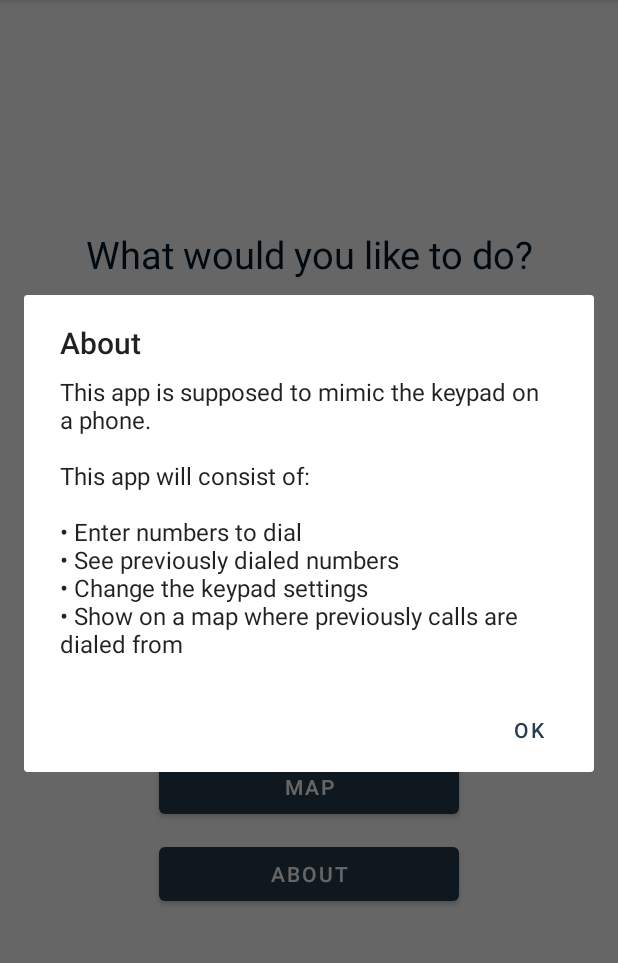
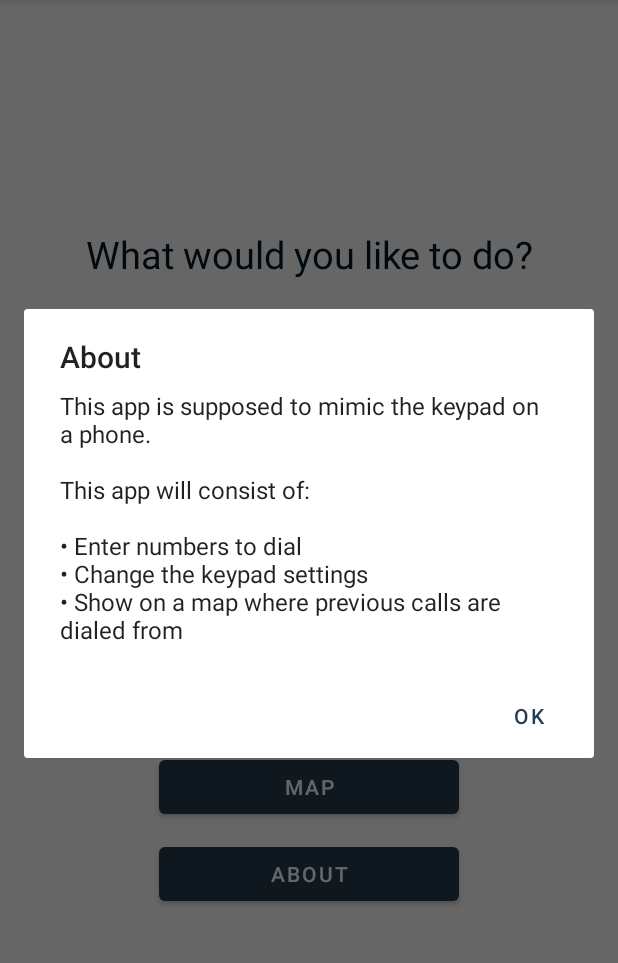
Before and after one commit to ChristoferHearne/Android-Dialer, an Android app: the screen it shows after launch (MainActivity), after a tap on "ABOUT", on a phone screen of 412 x 824 dp, the part 84-1047 px from its top. Run offline under Robolectric (Android 15) with nearby library versions, the phone set to English and light mode, and no system bars.

Commit message:
Applied feedback for Assignment2, added a color to colors.xml and changed names of drawable classes when button is clicked

```diff
--- a/app/src/main/java/se/miun/chhe1903/dt031g/dialer/DialPadButton.java
+++ b/app/src/main/java/se/miun/chhe1903/dt031g/dialer/DialPadButton.java
@@ -29,13 +29,13 @@ public class DialPadButton extends ConstraintLayout {
         this.setOnTouchListener((v, event) -> {
             switch (event.getAction()) {
                 case MotionEvent.ACTION_DOWN: {
-                    v.setBackgroundResource(R.drawable.button_shape);
+                    v.setBackgroundResource(R.drawable.button_shape_clicked);
 
                     v.invalidate();
                     return true;
                 }
                 case MotionEvent.ACTION_UP: {
-                    v.setBackgroundResource(R.drawable.button_shape_clicked);
+                    v.setBackgroundResource(R.drawable.button_shape);
 
                     v.invalidate();
                     break;
--- a/app/src/main/java/se/miun/chhe1903/dt031g/dialer/MainActivity.java
+++ b/app/src/main/java/se/miun/chhe1903/dt031g/dialer/MainActivity.java
@@ -35,20 +35,23 @@ public class MainActivity extends AppCompatActivity {
         startActivity(mapsIntent);
    }
    public void showAboutDialog(View view){ // When a user clicks the About-button
+        // String resources
+        String title = getResources().getString(R.string.about_title);
+        String[] aboutMessages = getResources().getStringArray(R.array.about_messages);
+        String buttonTitle = getResources().getString(R.string.about_ok_button);
         // Shows a dialog with information about the app
         AlertDialog.Builder dialogBuilder = new AlertDialog.Builder(this); // Applies settings
-        dialogBuilder.setTitle("About") //
+        dialogBuilder.setTitle(title) //
                 // Custom dialog message, could create a separate layout for this
                     // This still does the job and does not seem to be bad practice
                         // u2022 is a reference to a bullet point
-                .setMessage("This app is supposed to mimic the keypad on a phone.\n\n" +
-                        "This app will consist of:\n\n" +
-                        "\u2022 Enter numbers to dial\n" +
-                        "\u2022 See previously dialed numbers\n" +
-                        "\u2022 Change the keypad settings\n" +
-                        "\u2022 Show on a map where previously calls are dialed from\n"
+                .setMessage(aboutMessages[0] +
+                        aboutMessages[1] +
+                        aboutMessages[2] +
+                        aboutMessages[3] +
+                        aboutMessages[4]
                 )
-                .setPositiveButton("OK", null); // Set the dialog button
+                .setPositiveButton(buttonTitle, null); // Set the dialog button
         Dialog dialog = dialogBuilder.create(); // Creates a new dialog based on the builder
         dialog.show(); // Shows the dialog
    }
--- a/app/src/main/res/drawable/button_shape.xml
+++ b/app/src/main/res/drawable/button_shape.xml
@@ -1,10 +1,12 @@
+
 <shape
 xmlns:android="http://schemas.android.com/apk/res/android"
 android:shape="rectangle"   >
 
 <solid
-        android:color="@color/buttonClickedBackground" >
+    android:color="@color/buttonPrimaryBackground">
 </solid>
+
 
 <corners
     android:radius="4dp"   >
--- a/app/src/main/res/drawable/button_shape_clicked.xml
+++ b/app/src/main/res/drawable/button_shape_clicked.xml
@@ -1,12 +1,11 @@
-<?xml version="1.0" encoding="utf-8"?>
+
 <shape
 xmlns:android="http://schemas.android.com/apk/res/android"
 android:shape="rectangle"   >
 
 <solid
-        android:color="@color/primaryTextColor" >
+    android:color="@color/buttonClickedBackground" >
 </solid>
-
 
 <corners
     android:radius="4dp"   >
--- a/app/src/main/res/layout/activity_dial.xml
+++ b/app/src/main/res/layout/activity_dial.xml
@@ -15,7 +15,7 @@
         android:orientation="vertical"
         android:gravity="center">
         <se.miun.chhe1903.dt031g.dialer.DialPadButton
-            android:background="@drawable/button_shape_clicked"
+            android:background="@drawable/button_shape"
             android:layout_width="50dp"
             android:layout_height="100dp"
             app:layout_constraintBottom_toBottomOf="parent"
@@ -25,7 +25,7 @@
             app:title="3"
             app:message="GHI"/>
         <se.miun.chhe1903.dt031g.dialer.DialPadButton
-            android:background="@drawable/button_shape_clicked"
+            android:background="@drawable/button_shape"
             android:layout_width="200dp"
             android:layout_height="200dp"
             app:layout_constraintBottom_toBottomOf="parent"
@@ -35,7 +35,7 @@
             app:title="1"
             app:message="ABC"/>
         <se.miun.chhe1903.dt031g.dialer.DialPadButton
-            android:background="@drawable/button_shape_clicked"
+            android:background="@drawable/button_shape"
             android:layout_width="100dp"
             android:layout_height="50dp"
             app:layout_constraintBottom_toBottomOf="parent"
--- a/app/src/main/res/values/arrays.xml
+++ b/app/src/main/res/values/arrays.xml
@@ -9,4 +9,11 @@
         <item>reply</item>
         <item>reply_all</item>
     </string-array>
+    <string-array name="about_messages">
+        <item>This app is supposed to mimic the keypad on a phone.\n\n</item>
+        <item>This app will consist of:\n\n</item>
+        <item>\u2022 Enter numbers to dial\n</item>
+        <item>\u2022 Change the keypad settings\n</item>
+        <item>\u2022 Show on a map where previous calls are dialed from\n</item>
+    </string-array>
 </resources>
--- a/app/src/main/res/values/colors.xml
+++ b/app/src/main/res/values/colors.xml
@@ -8,6 +8,6 @@
     <color name="secondaryDarkColor">#0026ca</color>
     <color name="primaryTextColor">#ffffff</color>
     <color name="secondaryTextColor">#ffffff</color>
-    <color name="buttonPrimaryBackground">#C0C0C0</color>
+    <color name="buttonPrimaryBackground">#ffffff</color>
     <color name="buttonClickedBackground">#d3d3d3</color>
 </resources>
--- a/app/src/main/res/values/strings.xml
+++ b/app/src/main/res/values/strings.xml
@@ -30,4 +30,7 @@
     </string>
     <string name="attachment_summary_off">Only download attachments when manually requested</string>
     <string name="title_activity_maps">MapsActivity</string>
+    <!-- About Dialog -->
+    <string name="about_title">About</string>
+    <string name="about_ok_button">OK</string>
 </resources>
```
Lines whose indentation alone changed are shown as unchanged.
